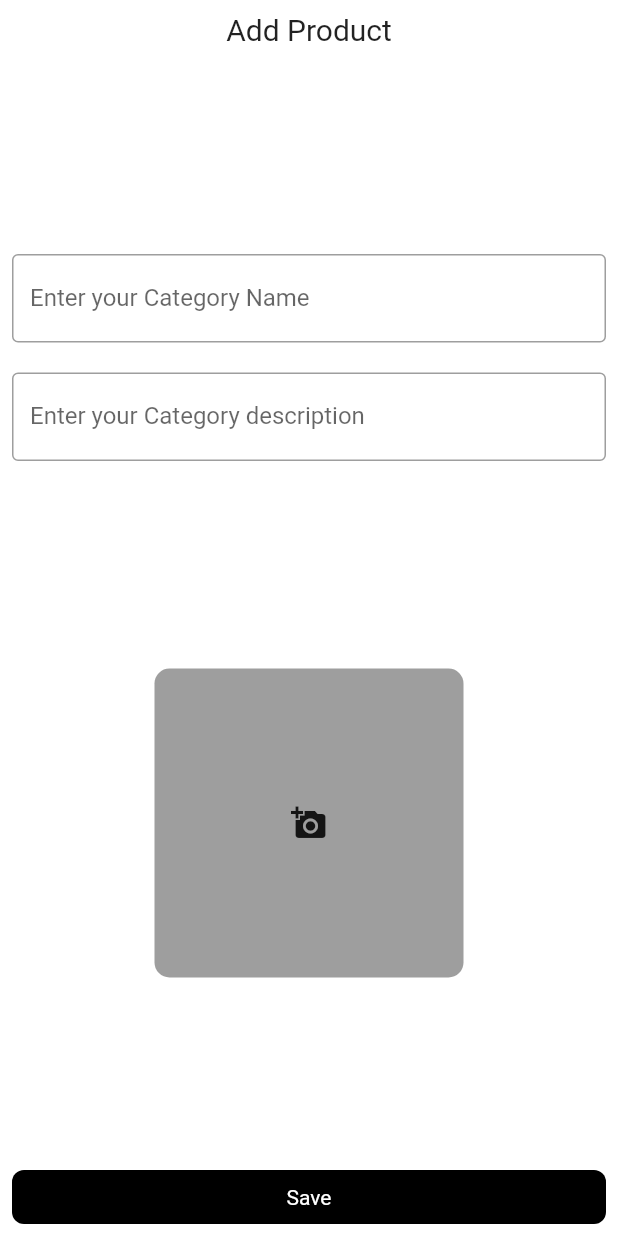
After one commit to jaswinda/flutterDemo, a Flutter app: the AddEditProductForm screen opened directly, on a phone screen of 412 x 824 dp. The commit adds this screen. Run offline on Flutter 3.47's test engine with Material 2 defaults, Android fonts, the phone set to English and light mode, and no system bars; our stand-ins replace get, image_picker, shared_preferences; missing offline and left inert: tabnavigator; accounts and stored records are empty.

Commit message:
add product

```diff
--- a/lib/main.dart
+++ b/lib/main.dart
@@ -1,11 +1,11 @@
 import 'package:flutter/material.dart';
 import 'package:get/get.dart';
-import 'package:my_first_flutter_project/views/pages/loader.dart';
+import 'package:my_first_flutter_project_admin/views/pages/loader.dart';
 import 'controller/authentication_controller.dart';
 
 Future<void> main() async {
   WidgetsFlutterBinding.ensureInitialized();
- Get.put(Authentication());
+  Get.put(Authentication());
   runApp(const MaterialApp(
       home: GetMaterialApp(title: "My First Flutter Project", home: Loader())));
 }
--- a/lib/utils/constants.dart
+++ b/lib/utils/constants.dart
@@ -1,5 +1,8 @@
 import 'package:flutter/material.dart';
 import 'package:get/get.dart';
+
+const primaryColor = Colors.black;
+const backgroundColor = Colors.white;
 
 showMessage({required String message, isSuccess = true}) {
   Get.snackbar(
--- a/lib/views/components/my_button.dart
+++ b/lib/views/components/my_button.dart
@@ -1,4 +1,5 @@
 import 'package:flutter/material.dart';
+import 'package:my_first_flutter_project_admin/utils/constants.dart';
 
 class MyButton extends StatelessWidget {
   final onTap;
@@ -13,13 +14,13 @@ class MyButton extends StatelessWidget {
       child: Container(
           decoration: BoxDecoration(
             borderRadius: BorderRadius.circular(8),
-            color: Colors.black,
+            color: primaryColor,
           ),
           width: double.infinity,
-          child: const Center(
+          child: Center(
             child: Padding(
-              padding: EdgeInsets.all(10),
-              child: Text("Submit", style: TextStyle(color: Colors.white)),
+              padding: const EdgeInsets.all(10),
+              child: Text(text, style: const TextStyle(color: Colors.white)),
             ),
           )),
     );
--- /dev/null
+++ b/lib/views/pages/forms/add_edit_product_form.dart
@@ -0,0 +1,73 @@
+import 'package:flutter/material.dart';
+import 'package:get/get.dart';
+import 'package:image_picker/image_picker.dart';
+import 'package:my_first_flutter_project_admin/utils/constants.dart';
+import 'package:my_first_flutter_project_admin/views/components/my_button.dart';
+import 'package:my_first_flutter_project_admin/views/components/my_field.dart';
+
+class AddEditProductForm extends StatelessWidget {
+  final ImagePicker _picker = ImagePicker();
+  final String title;
+  final GlobalKey<FormState> _formKey = GlobalKey<FormState>();
+  final TextEditingController _nameController = TextEditingController();
+  final TextEditingController _descriptionController = TextEditingController();
+  AddEditProductForm({Key? key, this.title = "Add Product"}) : super(key: key);
+
+  @override
+  Widget build(BuildContext context) {
+    return Scaffold(
+      body: Container(
+        // height: 300,
+        color: backgroundColor,
+        child: Padding(
+          padding: const EdgeInsets.all(8.0),
+          child: Form(
+            key: _formKey,
+            child: Column(
+              mainAxisAlignment: MainAxisAlignment.spaceBetween,
+              children: [
+                Text(title, style: const TextStyle(fontSize: 20)),
+                Column(
+                  children: [
+                    MyField(
+                      text: "Category Name",
+                      controller: _nameController,
+                    ),
+                    MyField(
+                      text: "Category description",
+                      controller: _descriptionController,
+                    ),
+                  ],
+                ),
+                InkWell(
+                  onTap: () async {
+                    final pickedFile = await _picker.getImage(
+                      source: ImageSource.gallery,
+                    );
+                    if (pickedFile != null) {
+                      Get.back();
+                    }
+                  },
+                  child: Container(
+                    width: Get.width / 2,
+                    height: Get.height / 4,
+                    decoration: BoxDecoration(
+                      color: Colors.grey,
+                      borderRadius: BorderRadius.circular(10),
+                    ),
+                    child: const Icon(Icons.add_a_photo),
+                  ),
+                ),
+                MyButton(
+                    onTap: () {
+                      Get.back();
+                    },
+                    text: 'Save'),
+              ],
+            ),
+          ),
+        ),
+      ),
+    );
+  }
+}
--- a/lib/views/pages/loader.dart
+++ b/lib/views/pages/loader.dart
@@ -1,8 +1,8 @@
 import 'package:flutter/material.dart';
 import 'package:get/get.dart';
-import 'package:my_first_flutter_project/utils/shared_preds.dart';
-import 'package:my_first_flutter_project/views/pages/home_page.dart';
-import 'package:my_first_flutter_project/views/pages/login_page.dart';
+import 'package:my_first_flutter_project_admin/utils/shared_preds.dart';
+import 'package:my_first_flutter_project_admin/views/pages/home_page.dart';
+import 'package:my_first_flutter_project_admin/views/pages/login_page.dart';
 
 class Loader extends StatefulWidget {
   const Loader({Key? key}) : super(key: key);
--- a/pubspec.yaml
+++ b/pubspec.yaml
@@ -1,4 +1,4 @@
-name: my_first_flutter_project
+name: my_first_flutter_project_admin
 description: A new Flutter project.
 
 # The following line prevents the package from being accidentally published to
@@ -38,6 +38,7 @@ dependencies:
   tabnavigator: ^1.0.0
   http: ^0.13.5
   shared_preferences: ^2.0.15
+  image_picker: ^0.8.5+3
 
 dev_dependencies:
   flutter_test:
```
Also changed, not shown: lib/controller/authentication_controller.dart (+4 -4 lines), lib/views/pages/forms/add_edit_category_form.dart (added, +51 -0 lines), lib/views/pages/home_page.dart (+16 -2 lines), lib/views/pages/login_page.dart (+4 -4 lines), lib/views/pages/register_page.dart (+4 -4 lines), lib/views/pages/tabs/tab_one.dart (+26 -14 lines), pubspec.lock, 17 other files.
